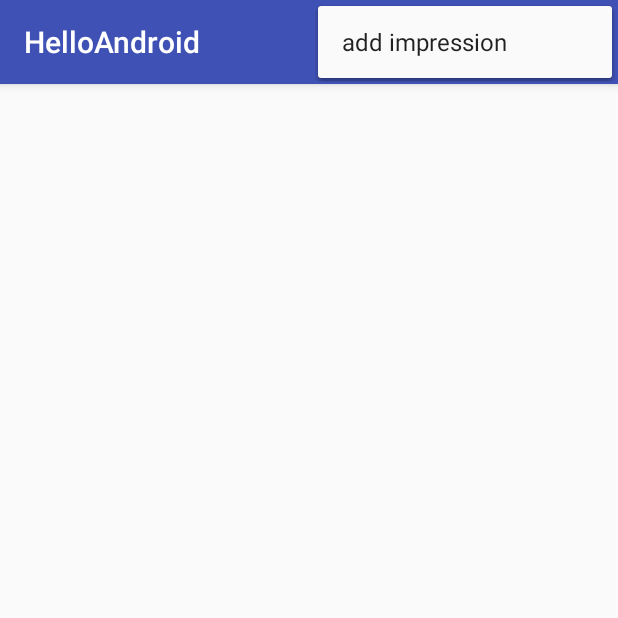
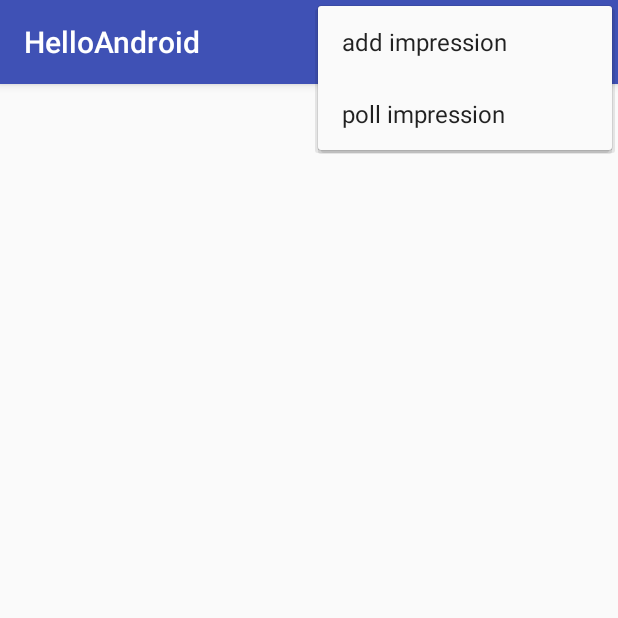
Before and after one commit to pacificist-hp/HelloAndroid, an Android app: the screen it shows after launch (MainActivity), with the options menu open, on a phone screen of 412 x 824 dp, the top half of it. Run offline under Robolectric (Android 15) with nearby library versions, the phone set to English and light mode, and no system bars.

Commit message:
set animateLayoutChanges true

```diff
--- a/app/src/main/res/layout/activity_main.xml
+++ b/app/src/main/res/layout/activity_main.xml
@@ -2,5 +2,6 @@
     xmlns:android="http://schemas.android.com/apk/res/android"
     android:id="@+id/flow_layout"
     android:layout_width="match_parent"
-    android:layout_height="match_parent" >
+    android:layout_height="match_parent"
+    android:animateLayoutChanges="true">
 </com.android.pacificist.helloandroid.FlowLayout>
--- a/app/src/main/res/menu/menu.xml
+++ b/app/src/main/res/menu/menu.xml
@@ -2,9 +2,14 @@
     xmlns:app="http://schemas.android.com/apk/res-auto" >
 
     <item
-        android:id="@+id/menu_settings"
+        android:id="@+id/menu_add"
         android:orderInCategory="100"
         android:title="@string/menu_add_impression"
         app:showAsAction="never" />
+    <item
+        android:id="@+id/menu_poll"
+        android:orderInCategory="100"
+        android:title="@string/menu_poll_impression"
+        app:showAsAction="never" />
 
 </menu>
--- a/app/src/main/res/values/strings.xml
+++ b/app/src/main/res/values/strings.xml
@@ -1,6 +1,7 @@
 <resources>
     <string name="app_name">HelloAndroid</string>
     <string name="menu_add_impression">add impression</string>
+    <string name="menu_poll_impression">poll impression</string>
     <string name="title_new_impression">new impression</string>
     <string name="ok">OK</string>
     <string name="cancel">Cancel</string>
```
Also changed, not shown: app/src/main/java/com/android/pacificist/helloandroid/MainActivity.java (+16 -1 lines).
